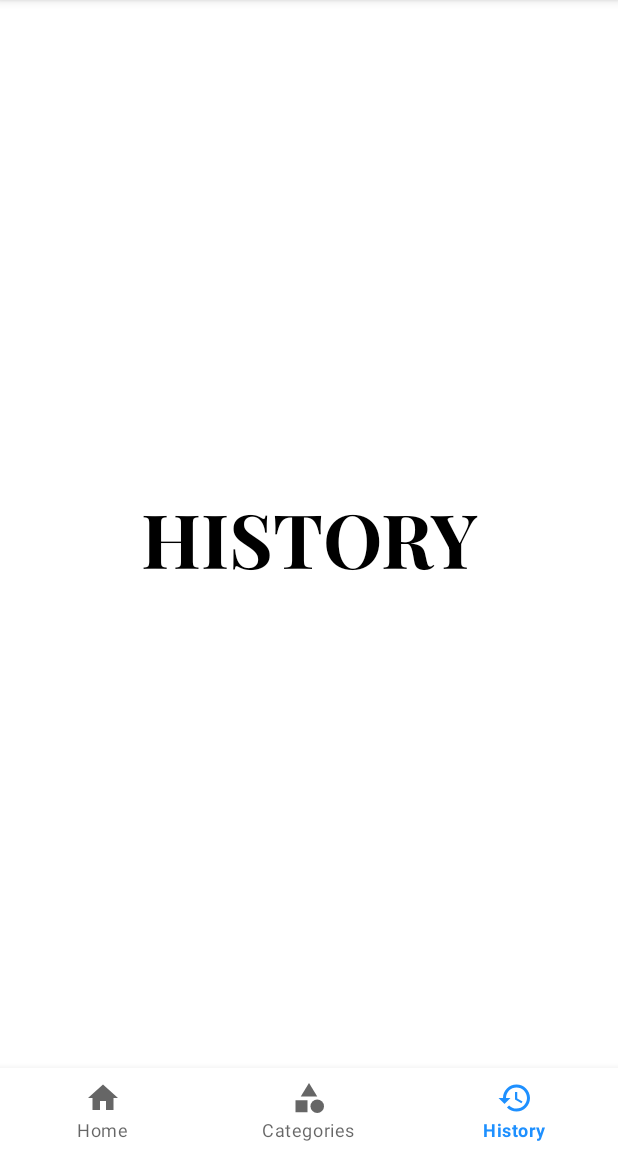
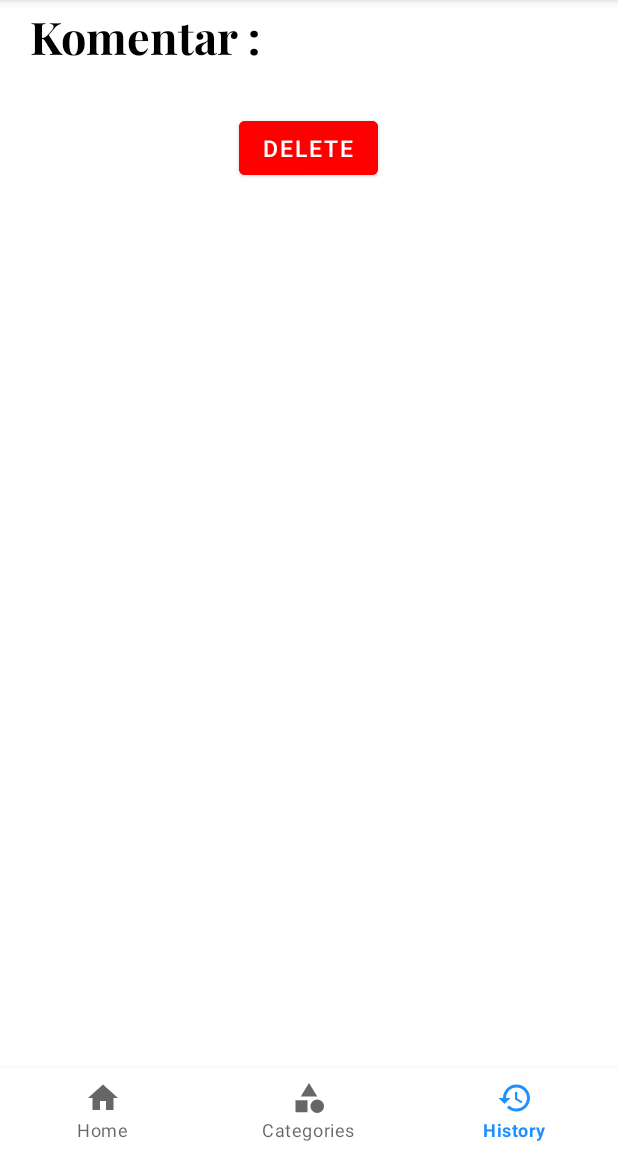
Before and after one commit to angelsilaban/Angel-Maria-Magdalena-Silaban_6706210052_Newser_Assessment3, an Android app: the HomePageActivity screen opened directly, with no data from a screen before it, item 3 of the bottom bar chosen, on a phone screen of 412 x 824 dp, the part 84-1236 px from its top. Run offline under Robolectric (Android 15) with nearby library versions, the phone set to English and light mode, and no system bars; 1 statement that could not run was skipped.

Commit message:
Penambahan dan pengubahan activity list berita, fragment history, fragment home, dan home page activity

```diff
--- a/app/src/main/res/layout/activity_list_berita.xml
+++ b/app/src/main/res/layout/activity_list_berita.xml
@@ -16,6 +16,7 @@
         app:layout_constraintTop_toTopOf="parent">
 
         <androidx.constraintlayout.widget.ConstraintLayout
+            android:id="@+id/layoutberita"
             android:layout_width="match_parent"
             android:layout_height="match_parent"
             android:background="@color/white">
@@ -56,6 +57,10 @@
                 android:textSize="8sp"
                 app:layout_constraintStart_toEndOf="@+id/image_narkoba"
                 app:layout_constraintTop_toBottomOf="@+id/titleTextView" />
+
         </androidx.constraintlayout.widget.ConstraintLayout>
+
     </androidx.cardview.widget.CardView>
+
+
 </androidx.constraintlayout.widget.ConstraintLayout>
--- a/app/src/main/res/layout/fragment_history.xml
+++ b/app/src/main/res/layout/fragment_history.xml
@@ -5,15 +5,32 @@
     android:layout_height="match_parent"
     tools:context=".fragment.HistoryFragment">
 
-    <TextView
-        android:id="@+id/history"
+    <LinearLayout
         android:layout_width="match_parent"
         android:layout_height="wrap_content"
-        android:layout_gravity="center_vertical"
-        android:fontFamily="@font/playfairdisplaybold"
-        android:gravity="center_vertical|center_horizontal"
-        android:text="HISTORY"
-        android:textColor="@color/black"
-        android:textSize="50dp" />
+        android:orientation="vertical"
+        android:layout_marginStart="20dp"
+        android:layout_marginEnd="20dp">
+
+        <TextView
+            android:id="@+id/history"
+            android:layout_width="wrap_content"
+            android:layout_height="wrap_content"
+            android:fontFamily="@font/playfairdisplaybold"
+            android:text="Komentar : "
+            android:textColor="@color/black"
+            android:textSize="30dp" />
+
+        <Button
+            android:layout_width="wrap_content"
+            android:layout_height="wrap_content"
+            android:layout_gravity="center_horizontal"
+            android:layout_marginTop="30dp"
+            android:backgroundTint="@color/red"
+            android:text="Delete"
+            android:textSize="15sp"
+            android:textColor="@color/white"/>
+
+    </LinearLayout>
 
 </FrameLayout>
```
Also changed, not shown: app/src/main/java/org/d3if0052/newser/HomePageActivity.kt (+0 -7 lines), app/src/main/res/layout/fragment_home.xml (+22 -2 lines).
